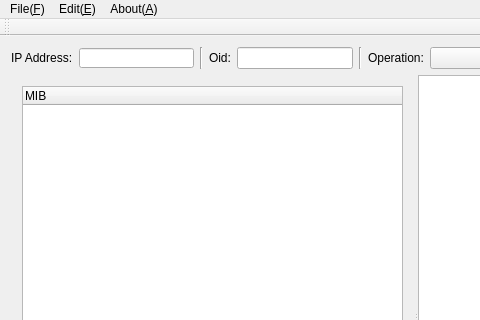
Old version of the form ui/mainwindow.ui in the repository luoyetx/QMIBBrowser; both pictures show x 0 to 480 and y 0 to 320 of the 800 by 600 pixel window.
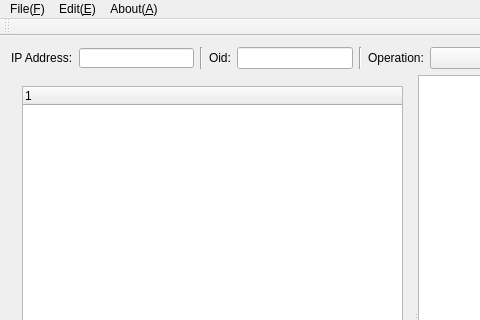
New version of the form.

Commit message: remove tree column

Patch:
```diff
--- a/ui/mainwindow.ui
+++ b/ui/mainwindow.ui
@@ -127,11 +127,6 @@
               <height>200</height>
              </size>
             </property>
-            <column>
-             <property name="text">
-              <string>MIB</string>
-             </property>
-            </column>
            </widget>
           </item>
           <item>
```
